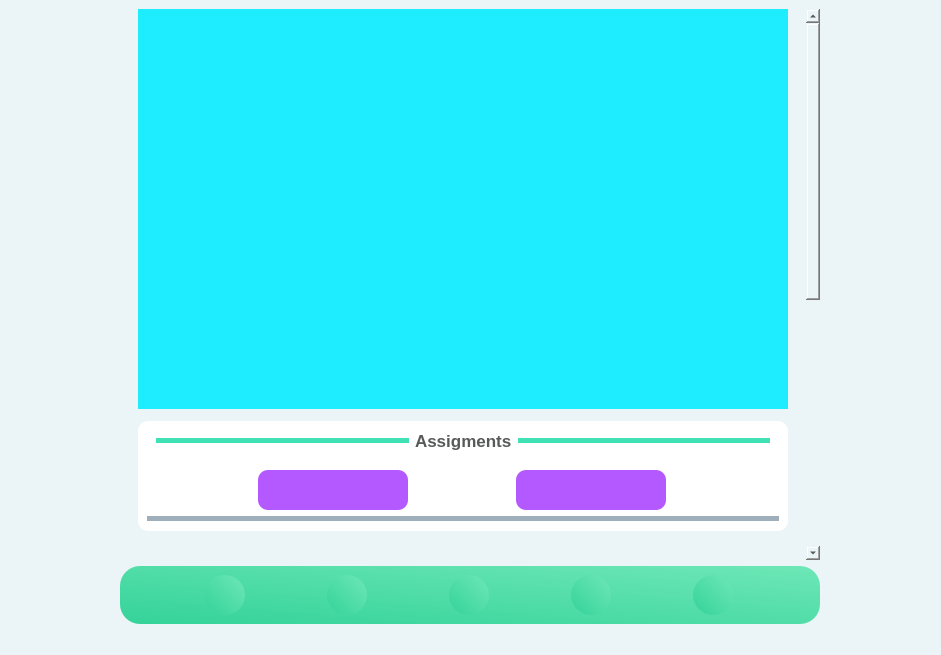
Before: the Qt Designer form app/layout/design2.ui in ZAZW27/Classists-tubes-, drawn with Qt 5.
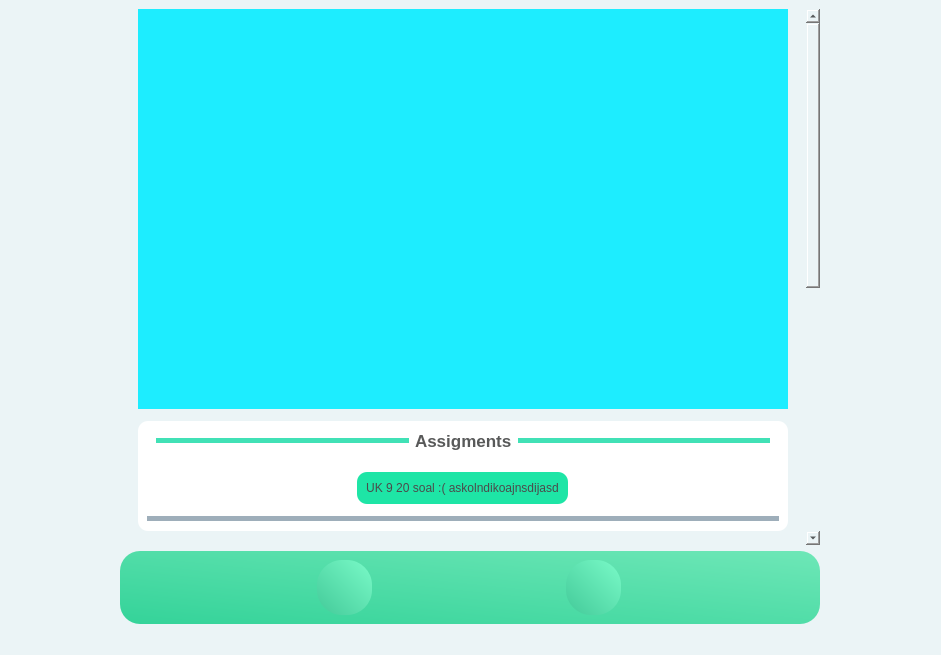
After: the same form once the commit is applied. Icons and pictures are not drawn.

Commit message: just another design

The edit to the form file:
```diff
--- a/app/layout/design2.ui
+++ b/app/layout/design2.ui
@@ -26,7 +26,7 @@
    </property>
    <layout class="QGridLayout" name="gridLayout_2">
     <item row="0" column="0">
-     <widget class="QScrollArea" name="scrollArea">
+     <widget class="QScrollArea" name="mainScroll">
       <property name="maximumSize">
        <size>
         <width>700</width>
@@ -66,9 +66,9 @@
        <property name="geometry">
         <rect>
          <x>0</x>
-         <y>-360</y>
-         <width>683</width>
-         <height>1040</height>
+         <y>-513</y>
+         <width>679</width>
+         <height>1037</height>
         </rect>
        </property>
        <layout class="QGridLayout" name="gridLayout">
@@ -84,9 +84,12 @@
         <property name="bottomMargin">
          <number>0</number>
         </property>
-        <property name="spacing">
+        <property name="horizontalSpacing">
          <number>0</number>
         </property>
+        <property name="verticalSpacing">
+         <number>12</number>
+        </property>
         <item row="0" column="0">
          <widget class="QFrame" name="container">
           <property name="sizePolicy">
@@ -221,7 +224,7 @@
                   <number>0</number>
                  </property>
                  <item row="0" column="0">
-                  <widget class="QScrollArea" name="scrollArea_2">
+                  <widget class="QScrollArea" name="map_scroll">
                    <property name="widgetResizable">
                     <bool>true</bool>
                    </property>
@@ -231,7 +234,7 @@
                       <x>0</x>
                       <y>0</y>
                       <width>650</width>
-                      <height>334</height>
+                      <height>333</height>
                      </rect>
                     </property>
                    </widget>
@@ -269,7 +272,7 @@
                <number>0</number>
               </property>
               <item>
-               <widget class="QFrame" name="title_course_2">
+               <widget class="QFrame" name="title_ass">
                 <property name="sizePolicy">
                  <sizepolicy hsizetype="Preferred" vsizetype="Maximum">
                   <horstretch>0</horstretch>
@@ -309,7 +312,7 @@
                   </widget>
                  </item>
                  <item>
-                  <widget class="QLabel" name="label_5">
+                  <widget class="QLabel" name="ass_tit">
                    <property name="sizePolicy">
                     <sizepolicy hsizetype="Maximum" vsizetype="Preferred">
                      <horstretch>0</horstretch>
@@ -403,64 +406,58 @@
                 <property name="widgetResizable">
                  <bool>true</bool>
                 </property>
-                <widget class="QWidget" name="scrollAreaWidgetContents_2">
+                <property name="alignment">
+                 <set>Qt::AlignLeading|Qt::AlignLeft|Qt::AlignVCenter</set>
+                </property>
+                <widget class="QWidget" name="ass_scroll_grid">
                  <property name="geometry">
                   <rect>
                    <x>0</x>
                    <y>0</y>
-                   <width>632</width>
-                   <height>58</height>
+                   <width>628</width>
+                   <height>60</height>
                   </rect>
                  </property>
-                 <layout class="QHBoxLayout" name="horizontalLayout_6">
+                 <layout class="QHBoxLayout" name="horizontalLayout_4">
                   <item>
-                   <widget class="QFrame" name="Assignments">
+                   <widget class="QWidget" name="Assignments_7" native="true">
+                    <property name="sizePolicy">
+                     <sizepolicy hsizetype="Fixed" vsizetype="Maximum">
+                      <horstretch>0</horstretch>
+                      <verstretch>0</verstretch>
+                     </sizepolicy>
+                    </property>
                     <property name="minimumSize">
                      <size>
                       <width>150</width>
-                      <height>40</height>
+                      <height>0</height>
                      </size>
                     </property>
-                    <property name="maximumSize">
-                     <size>
-                      <width>150</width>
-                      <height>40</height>
-                     </size>
+                    <property name="styleSheet">
+                     <string notr="true">background: rgb(30, 229, 166);</string>
                     </property>
+                    <layout class="QGridLayout" name="gridLayout_17">
+                     <item row="0" column="0">
+                      <widget class="QLabel" name="ass_text">
+                       <property name="sizePolicy">
+                        <sizepolicy hsizetype="Maximum" vsizetype="Maximum">
+                         <horstretch>0</horstretch>
+                         <verstretch>0</verstretch>
+                        </sizepolicy>
+                       </property>
                     <property name="styleSheet">
-                     <string notr="true">background:rgb(180, 89, 255);</string>
-                    </property>
-                    <property name="frameShape">
-                     <enum>QFrame::StyledPanel</enum>
-                    </property>
-                    <property name="frameShadow">
-                     <enum>QFrame::Raised</enum>
+                        <string notr="true">font: 500 14px &quot;Arial&quot;;
+color: rgb(75, 75, 75);</string>
+                       </property>
+                       <property name="text">
+                        <string>UK 9 20 soal :( askolndikoajnsdijasd</string>
+                       </property>
+                       <property name="alignment">
+                        <set>Qt::AlignCenter</set>
                     </property>
                    </widget>
                   </item>
-                  <item>
-                   <widget class="QFrame" name="Assignments_2">
-                    <property name="minimumSize">
-                     <size>
-                      <width>150</width>
-                      <height>40</height>
-                     </size>
-                    </property>
-                    <property name="maximumSize">
-                     <size>
-                      <width>150</width>
-                      <height>40</height>
-                     </size>
-                    </property>
-                    <property name="styleSheet">
-                     <string notr="true">background:rgb(180, 89, 255);</string>
-                    </property>
-                    <property name="frameShape">
-                     <enum>QFrame::StyledPanel</enum>
-                    </property>
-                    <property name="frameShadow">
-                     <enum>QFrame::Raised</enum>
-                    </property>
+                    </layout>
                    </widget>
                   </item>
                  </layout>
@@ -475,7 +472,7 @@
              <property name="minimumSize">
               <size>
                <width>0</width>
-               <height>210</height>
+               <height>225</height>
               </size>
              </property>
              <property name="styleSheet">
@@ -529,13 +526,13 @@
                 <property name="widgetResizable">
                  <bool>true</bool>
                 </property>
-                <widget class="QWidget" name="scrollAreaWidgetContents_4">
+                <widget class="QWidget" name="note_scroll_grid">
                  <property name="geometry">
                   <rect>
                    <x>0</x>
                    <y>0</y>
-                   <width>948</width>
-                   <height>218</height>
+                   <width>651</width>
+                   <height>222</height>
                   </rect>
                  </property>
                  <layout class="QGridLayout" name="gridLayout_5">
@@ -657,53 +654,6 @@
                        </layout>
                       </widget>
                      </item>
-                     <item>
-                      <widget class="QFrame" name="note_3">
-                       <property name="minimumSize">
-                        <size>
-                         <width>300</width>
-                         <height>0</height>
-                        </size>
-                       </property>
-                       <property name="maximumSize">
-                        <size>
-                         <width>300</width>
-                         <height>16777215</height>
-                        </size>
-                       </property>
-                       <property name="styleSheet">
-                        <string notr="true">background: qlineargradient(spread:pad, x1:0, y1:1, x2:1, y2:0, stop:0 rgb(252, 252, 108), stop:1 rgb(239, 188, 20));
-
-border-radius: 10px;</string>
-                       </property>
-                       <property name="frameShape">
-                        <enum>QFrame::StyledPanel</enum>
-                       </property>
-                       <property name="frameShadow">
-                        <enum>QFrame::Raised</enum>
-                       </property>
-                       <layout class="QGridLayout" name="gridLayout_8">
-                        <item row="0" column="0">
-                         <widget class="QLabel" name="label_8">
-                          <property name="styleSheet">
-                           <string notr="true">color: rgb(75, 75, 75);
-font: 500 20px &quot;Arial&quot;;
-</string>
-                          </property>
-                          <property name="text">
-                           <string>MODUL 1 BELUM EHHHHHH</string>
-                          </property>
-                          <property name="alignment">
-                           <set>Qt::AlignCenter</set>
-                          </property>
-                          <property name="wordWrap">
-                           <bool>true</bool>
-                          </property>
-                         </widget>
-                        </item>
-                       </layout>
-                      </widget>
-                     </item>
                     </layout>
                    </widget>
                   </item>
@@ -936,7 +886,7 @@
                 <property name="minimumSize">
                  <size>
                   <width>0</width>
-                  <height>90</height>
+                  <height>50</height>
                  </size>
                 </property>
                 <property name="maximumSize">
@@ -954,7 +904,7 @@
                 <property name="styleSheet">
                  <string notr="true">QFrame{
 border: 4px solid rgb(156, 163, 175);
-border-radius: 30px;
+border-radius: 20px;
 }
 
 QFrame:hover{
@@ -968,80 +918,46 @@
                  <enum>QFrame::Raised</enum>
                 </property>
                 <layout class="QHBoxLayout" name="horizontalLayout_2">
+                 <property name="spacing">
+                  <number>0</number>
+                 </property>
                  <property name="leftMargin">
-                  <number>20</number>
+                  <number>0</number>
+                 </property>
+                 <property name="topMargin">
+                  <number>0</number>
                  </property>
                  <property name="rightMargin">
-                  <number>20</number>
+                  <number>0</number>
                  </property>
-                 <item>
-                  <widget class="QFrame" name="new_line_course_2">
-                   <property name="minimumSize">
-                    <size>
-                     <width>0</width>
-                     <height>5</height>
-                    </size>
-                   </property>
-                   <property name="maximumSize">
-                    <size>
-                     <width>16777215</width>
-                     <height>5</height>
-                    </size>
-                   </property>
-                   <property name="styleSheet">
-                    <string notr="true">background: rgb(65, 225, 182); border-radius: 20px;</string>
-                   </property>
-                   <property name="frameShape">
-                    <enum>QFrame::StyledPanel</enum>
-                   </property>
-                   <property name="frameShadow">
-                    <enum>QFrame::Raised</enum>
-                   </property>
-                  </widget>
-                 </item>
+                 <property name="bottomMargin">
+                  <number>0</number>
+                 </property>
                  <item>
                   <widget class="QPushButton" name="new_course_btn">
                    <property name="sizePolicy">
-                    <sizepolicy hsizetype="Maximum" vsizetype="Preferred">
+                    <sizepolicy hsizetype="Preferred" vsizetype="Preferred">
                      <horstretch>0</horstretch>
                      <verstretch>0</verstretch>
                     </sizepolicy>
                    </property>
                    <property name="styleSheet">
-                    <string notr="true">color: rgb(51, 65, 85);
-font: 500 20px &quot;Arial&quot;;
-border: 0px;</string>
+                    <string notr="true">QPushButton{
+	color: rgb(51, 65, 85);
+	font: 500 20px &quot;Arial&quot;;
+	border: 0px;
+	background: rgba(255, 255, 255, 0);
+}
+
+QPushButton:hover{
+		color: rgb(51, 203, 198);
+}</string>
                    </property>
                    <property name="text">
                     <string>Tambah kelas</string>
                    </property>
                   </widget>
                  </item>
-                 <item>
-                  <widget class="QFrame" name="new_line_course">
-                   <property name="minimumSize">
-                    <size>
-                     <width>0</width>
-                     <height>5</height>
-                    </size>
-                   </property>
-                   <property name="maximumSize">
-                    <size>
-                     <width>16777215</width>
-                     <height>5</height>
-                    </size>
-                   </property>
-                   <property name="styleSheet">
-                    <string notr="true">background: rgb(65, 225, 182); border-radius: 10px;</string>
-                   </property>
-                   <property name="frameShape">
-                    <enum>QFrame::StyledPanel</enum>
-                   </property>
-                   <property name="frameShadow">
-                    <enum>QFrame::Raised</enum>
-                   </property>
-                  </widget>
-                 </item>
                 </layout>
                </widget>
               </item>
@@ -1057,10 +973,16 @@
     </item>
     <item row="1" column="0">
      <widget class="QFrame" name="task_bar">
+      <property name="minimumSize">
+       <size>
+        <width>0</width>
+        <height>68</height>
+       </size>
+      </property>
       <property name="maximumSize">
        <size>
         <width>16777215</width>
-        <height>60</height>
+        <height>90</height>
        </size>
       </property>
       <property name="styleSheet">
@@ -1075,32 +997,33 @@
       </property>
       <layout class="QHBoxLayout" name="horizontalLayout_3">
        <item>
-        <widget class="QLabel" name="Task_5">
+        <widget class="QFrame" name="Task_frame_1">
          <property name="minimumSize">
           <size>
-           <width>40</width>
-           <height>40</height>
+           <width>55</width>
+           <height>55</height>
           </size>
          </property>
          <property name="maximumSize">
           <size>
-           <width>40</width>
-           <height>40</height>
+           <width>55</width>
+           <height>55</height>
           </size>
          </property>
-         <property name="text">
-          <string/>
+         <property name="styleSheet">
+          <string notr="true">background: qlineargradient(spread:pad, x1:0, y1:1, x2:1, y2:0, stop:0 rgb(67, 202, 153), stop:1 rgb(122, 250, 200));
+
+border-radius:  25px;</string>
          </property>
-         <property name="pixmap">
-          <pixmap>resources/icons/dashboard.svg</pixmap>
+         <property name="frameShape">
+          <enum>QFrame::StyledPanel</enum>
          </property>
-         <property name="scaledContents">
-          <bool>true</bool>
+         <property name="frameShadow">
+          <enum>QFrame::Raised</enum>
          </property>
-        </widget>
-       </item>
+         <layout class="QHBoxLayout" name="horizontalLayout_6">
        <item>
-        <widget class="QLabel" name="Task">
+           <widget class="QLabel" name="Task_1">
          <property name="minimumSize">
           <size>
            <width>40</width>
@@ -1113,6 +1036,9 @@
            <height>40</height>
           </size>
          </property>
+            <property name="styleSheet">
+             <string notr="true">background: rgba(255, 255, 255, 0);</string>
+            </property>
          <property name="text">
           <string/>
          </property>
@@ -1124,56 +1050,35 @@
          </property>
         </widget>
        </item>
-       <item>
-        <widget class="QLabel" name="Task_4">
-         <property name="minimumSize">
-          <size>
-           <width>40</width>
-           <height>40</height>
-          </size>
-         </property>
-         <property name="maximumSize">
-          <size>
-           <width>40</width>
-           <height>40</height>
-          </size>
-         </property>
-         <property name="text">
-          <string/>
-         </property>
-         <property name="pixmap">
-          <pixmap>resources/icons/dashboard.svg</pixmap>
-         </property>
-         <property name="scaledContents">
-          <bool>true</bool>
-         </property>
+         </layout>
         </widget>
        </item>
        <item>
-        <widget class="QLabel" name="Task_3">
+        <widget class="QFrame" name="Task_frame_2">
          <property name="minimumSize">
           <size>
-           <width>40</width>
-           <height>40</height>
+           <width>55</width>
+           <height>55</height>
           </size>
          </property>
          <property name="maximumSize">
           <size>
-           <width>40</width>
-           <height>40</height>
+           <width>55</width>
+           <height>55</height>
           </size>
          </property>
-         <property name="text">
-          <string/>
+         <property name="styleSheet">
+          <string notr="true">background: qlineargradient(spread:pad, x1:0, y1:1, x2:1, y2:0, stop:0 rgb(67, 202, 153), stop:1 rgb(122, 250, 200));
+
+border-radius:  25px;</string>
          </property>
-         <property name="pixmap">
-          <pixmap>resources/icons/dashboard.svg</pixmap>
+         <property name="frameShape">
+          <enum>QFrame::StyledPanel</enum>
          </property>
-         <property name="scaledContents">
-          <bool>true</bool>
+         <property name="frameShadow">
+          <enum>QFrame::Raised</enum>
          </property>
-        </widget>
-       </item>
+         <layout class="QHBoxLayout" name="horizontalLayout_8">
        <item>
         <widget class="QLabel" name="Task_2">
          <property name="minimumSize">
@@ -1188,6 +1093,9 @@
            <height>40</height>
           </size>
          </property>
+            <property name="styleSheet">
+             <string notr="true">background: rgba(255, 255, 255, 0);</string>
+            </property>
          <property name="text">
           <string/>
          </property>
@@ -1197,6 +1105,9 @@
          <property name="scaledContents">
           <bool>true</bool>
          </property>
+           </widget>
+          </item>
+         </layout>
         </widget>
        </item>
       </layout>
```
Lines whose indentation alone changed are shown as unchanged. The commit also changes 123 other files.
